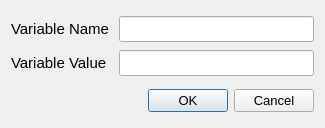
Above: forms/editvariabledialog.ui from Project-LemonLime/Project_LemonLime before the change. Below: the same form after it.
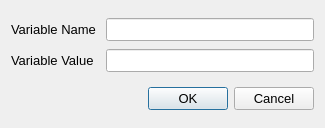
That is the form after the change.

Diff of the .ui file:
```diff
--- a/forms/editvariabledialog.ui
+++ b/forms/editvariabledialog.ui
@@ -39,8 +39,10 @@
      </property>
      <item row="0" column="0">
       <widget class="QLabel" name="variableNameLabel">
-       <property name="styleSheet">
-        <string notr="true">font-size:11pt;</string>
+       <property name="font">
+        <font>
+         <pointsize>10</pointsize>
+        </font>
        </property>
        <property name="text">
         <string>Variable Name</string>
@@ -49,15 +51,19 @@
      </item>
      <item row="0" column="1">
       <widget class="QLineEdit" name="variableName">
-       <property name="styleSheet">
-        <string notr="true">font-size:11pt;</string>
+       <property name="font">
+        <font>
+         <pointsize>10</pointsize>
+        </font>
        </property>
       </widget>
      </item>
      <item row="1" column="0">
       <widget class="QLabel" name="variableValueLabel">
-       <property name="styleSheet">
-        <string notr="true">font-size:11pt;</string>
+       <property name="font">
+        <font>
+         <pointsize>10</pointsize>
+        </font>
        </property>
        <property name="text">
         <string>Variable Value</string>
@@ -66,8 +72,10 @@
      </item>
      <item row="1" column="1">
       <widget class="QLineEdit" name="variableValue">
-       <property name="styleSheet">
-        <string notr="true">font-size:11pt;</string>
+       <property name="font">
+        <font>
+         <pointsize>10</pointsize>
+        </font>
        </property>
       </widget>
      </item>
@@ -75,8 +83,10 @@
    </item>
    <item>
     <widget class="QDialogButtonBox" name="buttonBox">
-     <property name="styleSheet">
-      <string notr="true">font-size:10pt;</string>
+     <property name="font">
+      <font>
+       <pointsize>10</pointsize>
+      </font>
      </property>
      <property name="orientation">
       <enum>Qt::Horizontal</enum>
```
